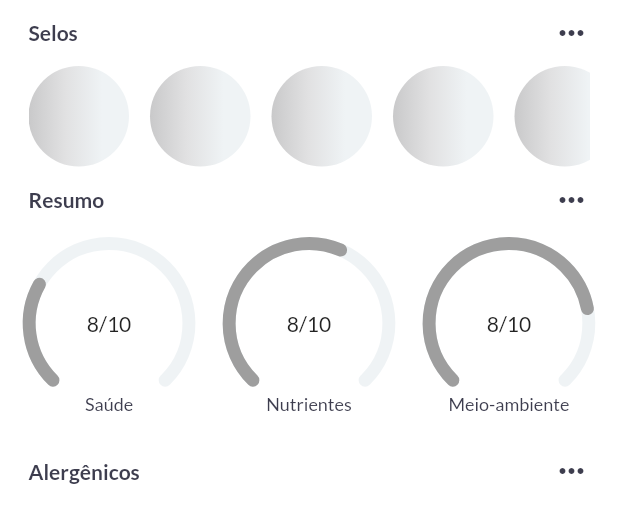
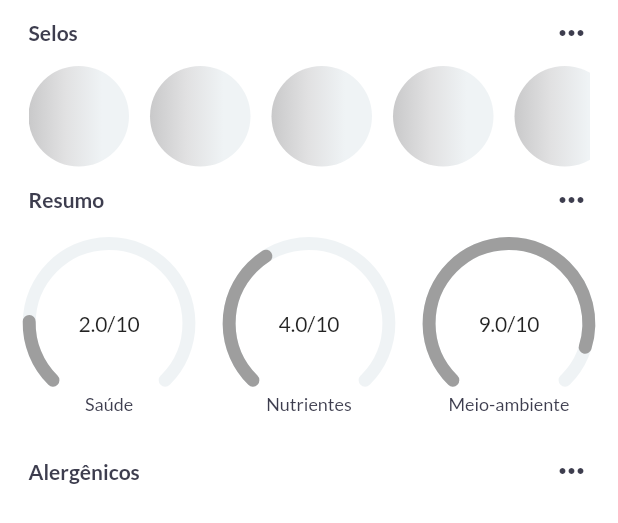
Before and after one commit to antoniokot/flaevr, a Flutter app: the ProductOverview widget shown alone on an empty page, opened directly with empty values, on a phone screen of 412 x 824 dp. Shown: the top 523 px of the screen. Run offline on Flutter 3.47's test engine with Material 2 defaults, Android fonts, the phone set to English and light mode, and no system bars; drawn by our look-alikes of syncfusion_flutter_gauges; our stand-ins replace flutter_spinkit, google_fonts, numberpicker, palette_generator, shared_preferences; missing offline and left inert: flutter_barcode_scanner; accounts and stored records are empty; network calls fail.

Commit message:
Product Page Adjustments

```diff
--- a/lib/components/productOverview.dart
+++ b/lib/components/productOverview.dart
@@ -7,14 +7,27 @@ import 'package:flaevr/services/AllergensService.dart';
 import 'package:flaevr/utils/styles.dart';
 import 'package:flutter/material.dart';
 
-class ProductOverview extends StatelessWidget {
+class ProductOverview extends StatefulWidget {
+  const ProductOverview(this.product,
+      {required this.animate, required this.color, this.ingredients});
+
   final bool animate;
   final ProductModel product;
   final Color color;
   final Composition? ingredients;
 
-  ProductOverview(this.product,
-      {required this.animate, required this.color, this.ingredients});
+  @override
+  ProductOverviewState createState() => ProductOverviewState();
+}
+
+class ProductOverviewState extends State<ProductOverview> {
+  List<double> scores = [];
+
+  @override
+  void initState() {
+    this.scores = [20.0, 40.0, 90.0];
+    super.initState();
+  }
 
   @override
   Widget build(BuildContext context) {
@@ -36,7 +49,7 @@ class ProductOverview extends StatelessWidget {
             mainAxisAlignment: MainAxisAlignment.spaceBetween,
           ),
         ),
-        Badges(id: this.product.id!),
+        Badges(id: this.widget.product.id!),
         Container(
           margin: EdgeInsets.symmetric(vertical: 10, horizontal: 19),
           child: Row(
@@ -60,9 +73,13 @@ class ProductOverview extends StatelessWidget {
                   Container(
                       width: chartSize,
                       height: chartSize,
-                      child: GaugeChart(30.0,
-                          color: color, animate: this.animate)),
-                  Text("8/10"),
+                      child: GaugeChart(
+                          this.scores.length > 0 ? this.scores[0] : 10.0,
+                          color: widget.color,
+                          animate: this.widget.animate)),
+                  Text(this.scores.length > 0
+                      ? (this.scores[0] / 10).toString().substring(0, 3) + "/10"
+                      : "/"),
                   Positioned(
                     bottom: 0,
                     child: Text("Saúde", style: Styles.smallText),
@@ -75,10 +92,14 @@ class ProductOverview extends StatelessWidget {
                   Container(
                     width: chartSize,
                     height: chartSize,
-                    child:
-                        GaugeChart(60.0, color: color, animate: this.animate),
+                    child: GaugeChart(
+                        this.scores.length > 0 ? this.scores[1] : 10.0,
+                        color: widget.color,
+                        animate: this.widget.animate),
                   ),
-                  Text("8/10"),
+                  Text(this.scores.length > 0
+                      ? (this.scores[1] / 10).toString().substring(0, 3) + "/10"
+                      : "/"),
                   Positioned(
                     bottom: 0,
                     child: Text("Nutrientes", style: Styles.smallText),
@@ -91,10 +112,14 @@ class ProductOverview extends StatelessWidget {
                   Container(
                     width: chartSize,
                     height: chartSize,
-                    child:
-                        GaugeChart(80.0, color: color, animate: this.animate),
+                    child: GaugeChart(
+                        this.scores.length > 0 ? this.scores[2] : 10.0,
+                        color: widget.color,
+                        animate: this.widget.animate),
                   ),
-                  Text("8/10"),
+                  Text(this.scores.length > 0
+                      ? (this.scores[2] / 10).toString().substring(0, 3) + "/10"
+                      : "/"),
                   Positioned(
                     bottom: 0,
                     child: Text("Meio-ambiente", style: Styles.smallText),
@@ -118,8 +143,8 @@ class ProductOverview extends StatelessWidget {
             mainAxisAlignment: MainAxisAlignment.spaceBetween,
           ),
         ),
-        Allergens(
-            AllergenService.getListOfAllergens(this.ingredients!.ingredients))
+        Allergens(AllergenService.getListOfAllergens(
+            this.widget.ingredients!.ingredients))
       ],
     );
   }
```
